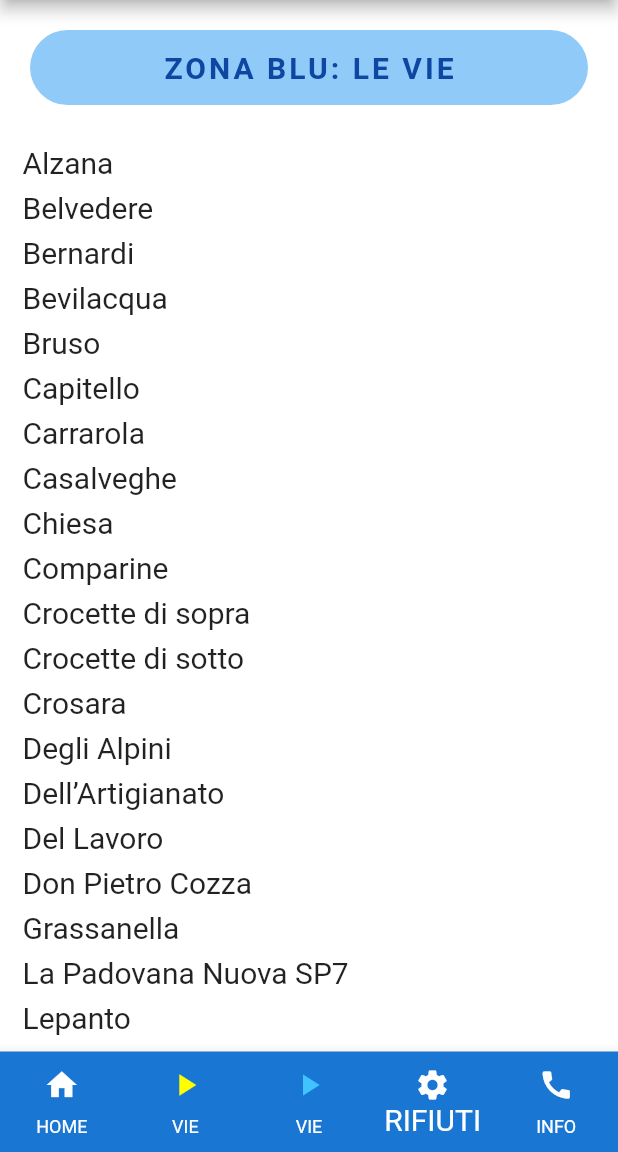
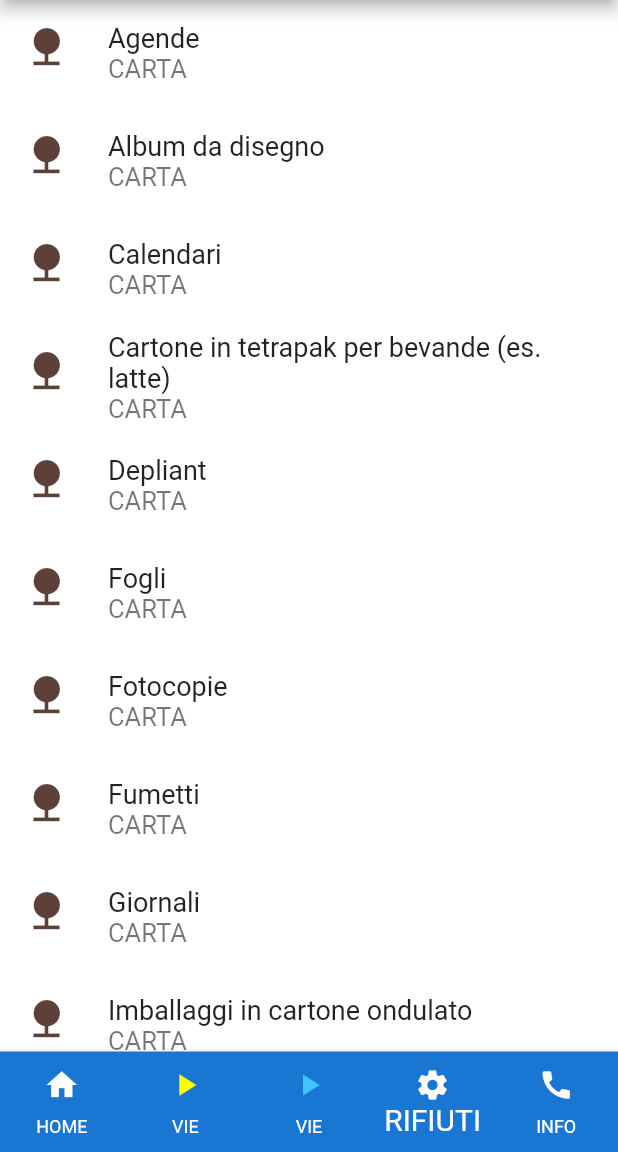
Before and after one commit to FabiodzDev/sa-passa-doman, a Flutter app: the screen it shows after launch, item 4 of the bottom bar chosen, on a phone screen of 412 x 824 dp, the part 84-1236 px from its top. Run offline on Flutter 3.47's test engine with Material 2 defaults, Android fonts, the phone set to English and light mode, and no system bars; our stand-ins replace splashscreen.

Commit message:
hello world

```diff
--- a/lib/main.dart
+++ b/lib/main.dart
@@ -1,5 +1,6 @@
 import 'package:flutter/material.dart';
 import 'package:sapassadoman/giornirifiutiblu.dart';
+import 'package:sapassadoman/rifiuti.dart';
 import 'package:sapassadoman/tipoicone.dart';
 import 'home.dart';
 import 'info.dart';
@@ -52,7 +53,7 @@ class MyHomePage extends StatefulWidget {
 
 class _MyHomePageState extends State<MyHomePage> {
 
-  List <Widget> myPages = [Homex(), paginaZonaGialla(), paginaZonaBlu(), paginaZonaBlu(),paginaZonaBlu()];
+  List <Widget> myPages = [Homex(), paginaZonaGialla(), paginaZonaBlu(), rifiuti(),paginaZonaBlu()];
   int selectedIndex = 0;
 
   @override
--- /dev/null
+++ b/lib/rifiuti.dart
@@ -0,0 +1,140 @@
+import 'dart:ui';
+import 'package:flutter/material.dart';
+import 'package:flutter/rendering.dart';
+import 'package:sapassadoman/tiporifiuti.dart';
+
+
+class rifiuti extends StatefulWidget {
+  @override
+  _rifiutiState createState() => _rifiutiState();
+}
+
+class _rifiutiState extends State<rifiuti> {
+
+  ElencoRifiuti elencoRifiutx = ElencoRifiuti();
+
+  @override
+  Widget build(BuildContext context) {
+    return SafeArea(
+
+      child:  Container(
+        child: ListView(
+          children: [
+            elencoRifiutx.mostraTuttiRifiuti()
+
+          ],
+        )
+      ),
+    );
+
+  }
+}
+
+
+NomeRifiuto nomeRifiuto = NomeRifiuto();
+
+class generaElencoRifiuti {
+
+  String descrizioneRifiuto;
+  String tipoRifiuto;
+
+  generaElencoRifiuti ({@required this.descrizioneRifiuto, @required this.tipoRifiuto});
+
+}
+
+class ElencoRifiuti {
+
+  List <generaElencoRifiuti> tuttiIRifiuti =  [
+
+    generaElencoRifiuti(descrizioneRifiuto: 'Agende', tipoRifiuto: nomeRifiuto.ilnomerifiuto(tipoRifiuto: tipoRifiuti.carta)),
+    generaElencoRifiuti(descrizioneRifiuto: 'Album da disegno', tipoRifiuto: nomeRifiuto.ilnomerifiuto(tipoRifiuto: tipoRifiuti.carta)),
+    generaElencoRifiuti(descrizioneRifiuto: 'Calendari', tipoRifiuto: nomeRifiuto.ilnomerifiuto(tipoRifiuto: tipoRifiuti.carta)),
+    generaElencoRifiuti(descrizioneRifiuto: 'Cartone in tetrapak per bevande (es. latte)', tipoRifiuto: nomeRifiuto.ilnomerifiuto(tipoRifiuto: tipoRifiuti.carta)),
+    generaElencoRifiuti(descrizioneRifiuto: 'Depliant', tipoRifiuto: nomeRifiuto.ilnomerifiuto(tipoRifiuto: tipoRifiuti.carta)),
+    generaElencoRifiuti(descrizioneRifiuto: 'Fogli', tipoRifiuto: nomeRifiuto.ilnomerifiuto(tipoRifiuto: tipoRifiuti.carta)),
+    generaElencoRifiuti(descrizioneRifiuto: 'Fotocopie', tipoRifiuto: nomeRifiuto.ilnomerifiuto(tipoRifiuto: tipoRifiuti.carta)),
+    generaElencoRifiuti(descrizioneRifiuto: 'Fumetti', tipoRifiuto: nomeRifiuto.ilnomerifiuto(tipoRifiuto: tipoRifiuti.carta)),
+    generaElencoRifiuti(descrizioneRifiuto: 'Giornali', tipoRifiuto: nomeRifiuto.ilnomerifiuto(tipoRifiuto: tipoRifiuti.carta)),
+    generaElencoRifiuti(descrizioneRifiuto: 'Imballaggi in cartone ondulato', tipoRifiuto: nomeRifiuto.ilnomerifiuto(tipoRifiuto: tipoRifiuti.carta)),
+    generaElencoRifiuti(descrizioneRifiuto: 'Libri', tipoRifiuto: nomeRifiuto.ilnomerifiuto(tipoRifiuto: tipoRifiuti.carta)),
+    generaElencoRifiuti(descrizioneRifiuto: 'Quaderni', tipoRifiuto: nomeRifiuto.ilnomerifiuto(tipoRifiuto: tipoRifiuti.carta)),
+    generaElencoRifiuti(descrizioneRifiuto: 'Riviste', tipoRifiuto: nomeRifiuto.ilnomerifiuto(tipoRifiuto: tipoRifiuti.carta)),
+    generaElencoRifiuti(descrizioneRifiuto: 'Sacchetti di carta puliti', tipoRifiuto: nomeRifiuto.ilnomerifiuto(tipoRifiuto: tipoRifiuti.carta)),
+    generaElencoRifiuti(descrizioneRifiuto: 'Scatole detersivi', tipoRifiuto: nomeRifiuto.ilnomerifiuto(tipoRifiuto: tipoRifiuti.carta)),
+    generaElencoRifiuti(descrizioneRifiuto: 'Scatole in carta per alimenti', tipoRifiuto: nomeRifiuto.ilnomerifiuto(tipoRifiuto: tipoRifiuti.carta)),
+    generaElencoRifiuti(descrizioneRifiuto: 'Scatole in cartoncino per pasta', tipoRifiuto: nomeRifiuto.ilnomerifiuto(tipoRifiuto: tipoRifiuti.carta)),
+    generaElencoRifiuti(descrizioneRifiuto: 'Scatola per scarpe', tipoRifiuto: nomeRifiuto.ilnomerifiuto(tipoRifiuto: tipoRifiuti.carta)),
+    generaElencoRifiuti(descrizioneRifiuto: 'Scatola pizza', tipoRifiuto: nomeRifiuto.ilnomerifiuto(tipoRifiuto: tipoRifiuti.carta)),
+    generaElencoRifiuti(descrizioneRifiuto: 'Tovaglioli di carta puliti', tipoRifiuto: nomeRifiuto.ilnomerifiuto(tipoRifiuto: tipoRifiuti.carta)),
+    generaElencoRifiuti(descrizioneRifiuto: 'Volantini pubblicitari', tipoRifiuto: nomeRifiuto.ilnomerifiuto(tipoRifiuto: tipoRifiuti.carta)),
+
+    generaElencoRifiuti(descrizioneRifiuto: 'Attaccapanni', tipoRifiuto: nomeRifiuto.ilnomerifiuto(tipoRifiuto: tipoRifiuti.plastica)),
+    generaElencoRifiuti(descrizioneRifiuto: 'Bombolette spry no T/F', tipoRifiuto: nomeRifiuto.ilnomerifiuto(tipoRifiuto: tipoRifiuti.plastica)),
+    generaElencoRifiuti(descrizioneRifiuto: 'Bottiglie in plastica (acqua e bibite varie)', tipoRifiuto: nomeRifiuto.ilnomerifiuto(tipoRifiuto: tipoRifiuti.plastica)),
+    generaElencoRifiuti(descrizioneRifiuto: 'Coperchi barattoli yogurt', tipoRifiuto: nomeRifiuto.ilnomerifiuto(tipoRifiuto: tipoRifiuti.plastica)),
+    generaElencoRifiuti(descrizioneRifiuto: 'Flaconi in plastica di detergenti/detersivi', tipoRifiuto: nomeRifiuto.ilnomerifiuto(tipoRifiuto: tipoRifiuti.plastica)),
+    generaElencoRifiuti(descrizioneRifiuto: 'Foglio in alluminio per alimenti', tipoRifiuto: nomeRifiuto.ilnomerifiuto(tipoRifiuto: tipoRifiuti.plastica)),
+    generaElencoRifiuti(descrizioneRifiuto: 'Lattine di bevande', tipoRifiuto: nomeRifiuto.ilnomerifiuto(tipoRifiuto: tipoRifiuti.plastica)),
+    generaElencoRifiuti(descrizioneRifiuto: 'Moka per il caffè', tipoRifiuto: nomeRifiuto.ilnomerifiuto(tipoRifiuto: tipoRifiuti.plastica)),
+    generaElencoRifiuti(descrizioneRifiuto: 'Pellicola in nylon', tipoRifiuto: nomeRifiuto.ilnomerifiuto(tipoRifiuto: tipoRifiuti.plastica)),
+    generaElencoRifiuti(descrizioneRifiuto: 'Pentole e padelle', tipoRifiuto: nomeRifiuto.ilnomerifiuto(tipoRifiuto: tipoRifiuti.plastica)),
+    generaElencoRifiuti(descrizioneRifiuto: 'Piatti e bicchieri in plastica monouso', tipoRifiuto: nomeRifiuto.ilnomerifiuto(tipoRifiuto: tipoRifiuti.plastica)),
+    generaElencoRifiuti(descrizioneRifiuto: 'Sacchetti per il caffè', tipoRifiuto: nomeRifiuto.ilnomerifiuto(tipoRifiuto: tipoRifiuti.plastica)),
+    generaElencoRifiuti(descrizioneRifiuto: 'Scatolette e barattoli per alimenti', tipoRifiuto: nomeRifiuto.ilnomerifiuto(tipoRifiuto: tipoRifiuti.plastica)),
+    generaElencoRifiuti(descrizioneRifiuto: 'Tappi di bottiglie di olio', tipoRifiuto: nomeRifiuto.ilnomerifiuto(tipoRifiuto: tipoRifiuti.plastica)),
+    generaElencoRifiuti(descrizioneRifiuto: 'Tubetti di dentrificio e similari', tipoRifiuto: nomeRifiuto.ilnomerifiuto(tipoRifiuto: tipoRifiuti.plastica)),
+    generaElencoRifiuti(descrizioneRifiuto: 'Tubetti contenenti conserve', tipoRifiuto: nomeRifiuto.ilnomerifiuto(tipoRifiuto: tipoRifiuti.plastica)),
+    generaElencoRifiuti(descrizioneRifiuto: 'Vaschette in alluminio', tipoRifiuto: nomeRifiuto.ilnomerifiuto(tipoRifiuto: tipoRifiuti.plastica)),
+    generaElencoRifiuti(descrizioneRifiuto: 'Vaschette in plastica', tipoRifiuto: nomeRifiuto.ilnomerifiuto(tipoRifiuto: tipoRifiuti.plastica)),
+    generaElencoRifiuti(descrizioneRifiuto: 'Vaschette in polistirolo', tipoRifiuto: nomeRifiuto.ilnomerifiuto(tipoRifiuto: tipoRifiuti.plastica)),
+    generaElencoRifiuti(descrizioneRifiuto: 'Vasetti di yogurt in plastica ', tipoRifiuto: nomeRifiuto.ilnomerifiuto(tipoRifiuto: tipoRifiuti.plastica)),
+
+
+
+
+  ];
+
+  Widget mostraTuttiRifiuti () {
+
+    List<Widget> elenco = List<Widget>();
+
+
+    for (var i = 0; i < tuttiIRifiuti.length; i++) {
+
+      IconData icona = Icons.add;
+      Color coloreIcona = Colors.blue[200];
+
+      if (tuttiIRifiuti[i].tipoRifiuto == nomeRifiuto.ilnomerifiuto(tipoRifiuto: tipoRifiuti.carta) ) {
+        icona = Icons.nature;
+        coloreIcona = Colors.brown.shade700;
+      }
+
+      if (tuttiIRifiuti[i].tipoRifiuto == nomeRifiuto.ilnomerifiuto(tipoRifiuto: tipoRifiuti.plastica) ) {
+        icona = Icons.adjust;
+        coloreIcona = Colors.blueGrey.shade700;
+      }
+
+      elenco.add(
+        Container(
+          child: ListTile(
+            leading: Icon(
+              icona,
+              size: 30,
+              color: coloreIcona,
+            ),
+            title: Text(
+              tuttiIRifiuti[i].descrizioneRifiuto,
+              style: TextStyle(fontSize: 18),
+            ),
+            subtitle: Text(tuttiIRifiuti[i].tipoRifiuto, style: TextStyle(fontSize: 17),),
+          ),
+        ),
+      );
+
+    }
+
+    return Column(children: elenco);
+  }
+
+
+}
```
